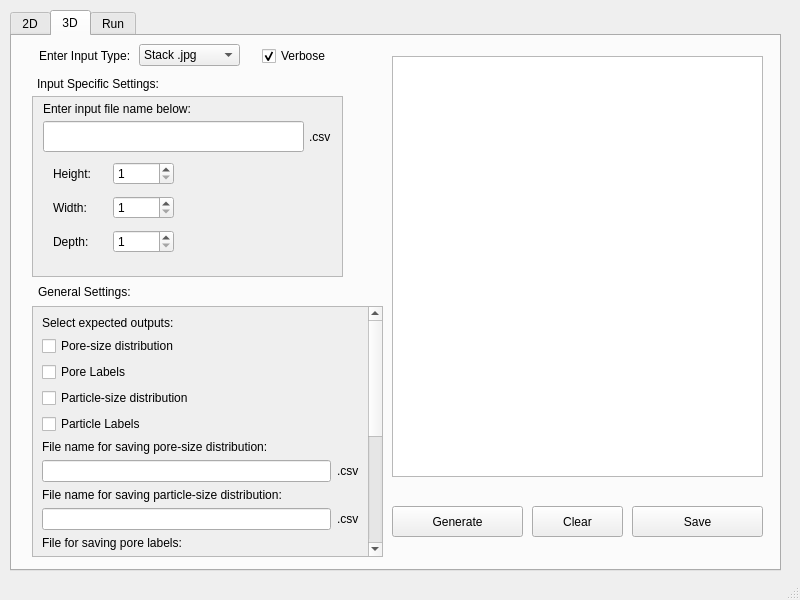
Qt form GUI_src/mainwindow.ui (adama-wzr/ED_cPSD) before a commit.
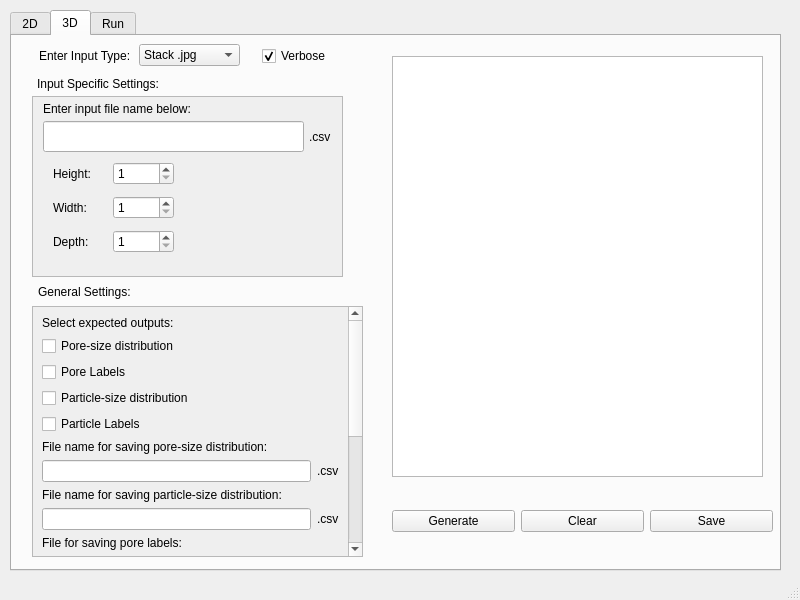
The same form after that commit. The open tabs and pages were chosen to show the change.

Commit message:
Update 3D Buttons
- buttons and scroll bars in the 3D code were updated for more consistent sizing.
- The save, generate, and clear buttons were ordered and added to a layout just like their 2D counterparts.

Patch:
```diff
--- a/GUI_src/mainwindow.ui
+++ b/GUI_src/mainwindow.ui
@@ -351,32 +351,6 @@
        <bool>true</bool>
       </property>
      </widget>
-     <widget class="QPushButton" name="saveButton3D">
-      <property name="geometry">
-       <rect>
-        <x>620</x>
-        <y>470</y>
-        <width>131</width>
-        <height>31</height>
-       </rect>
-      </property>
-      <property name="text">
-       <string>Save</string>
-      </property>
-     </widget>
-     <widget class="QPushButton" name="GenButton3D">
-      <property name="geometry">
-       <rect>
-        <x>380</x>
-        <y>470</y>
-        <width>131</width>
-        <height>31</height>
-       </rect>
-      </property>
-      <property name="text">
-       <string>Generate</string>
-      </property>
-     </widget>
      <widget class="QStackedWidget" name="stackedWidget_input3D">
       <property name="geometry">
        <rect>
@@ -662,7 +636,7 @@
        <rect>
         <x>20</x>
         <y>270</y>
-        <width>351</width>
+        <width>331</width>
         <height>251</height>
        </rect>
       </property>
@@ -673,9 +647,9 @@
        <property name="geometry">
         <rect>
          <x>0</x>
-         <y>0</y>
-         <width>335</width>
-         <height>535</height>
+         <y>-242</y>
+         <width>315</width>
+         <height>491</height>
         </rect>
        </property>
        <layout class="QGridLayout" name="gridLayout_3">
@@ -867,18 +841,38 @@
        <string>General Settings:</string>
       </property>
      </widget>
-     <widget class="QPushButton" name="clearButton3D">
+     <widget class="QWidget" name="horizontalLayoutWidget_2">
       <property name="geometry">
        <rect>
-        <x>520</x>
-        <y>470</y>
-        <width>91</width>
-        <height>31</height>
+        <x>380</x>
+        <y>450</y>
+        <width>381</width>
+        <height>71</height>
        </rect>
       </property>
-      <property name="text">
-       <string>Clear</string>
-      </property>
+      <layout class="QHBoxLayout" name="horizontalLayout_2">
+       <item>
+        <widget class="QPushButton" name="GenButton3D">
+         <property name="text">
+          <string>Generate</string>
+         </property>
+        </widget>
+       </item>
+       <item>
+        <widget class="QPushButton" name="clearButton3D">
+         <property name="text">
+          <string>Clear</string>
+         </property>
+        </widget>
+       </item>
+       <item>
+        <widget class="QPushButton" name="saveButton3D">
+         <property name="text">
+          <string>Save</string>
+         </property>
+        </widget>
+       </item>
+      </layout>
      </widget>
     </widget>
     <widget class="QWidget" name="runTab">
```
Left out of the diff: 345 changed lines with no effect on the pictures.
